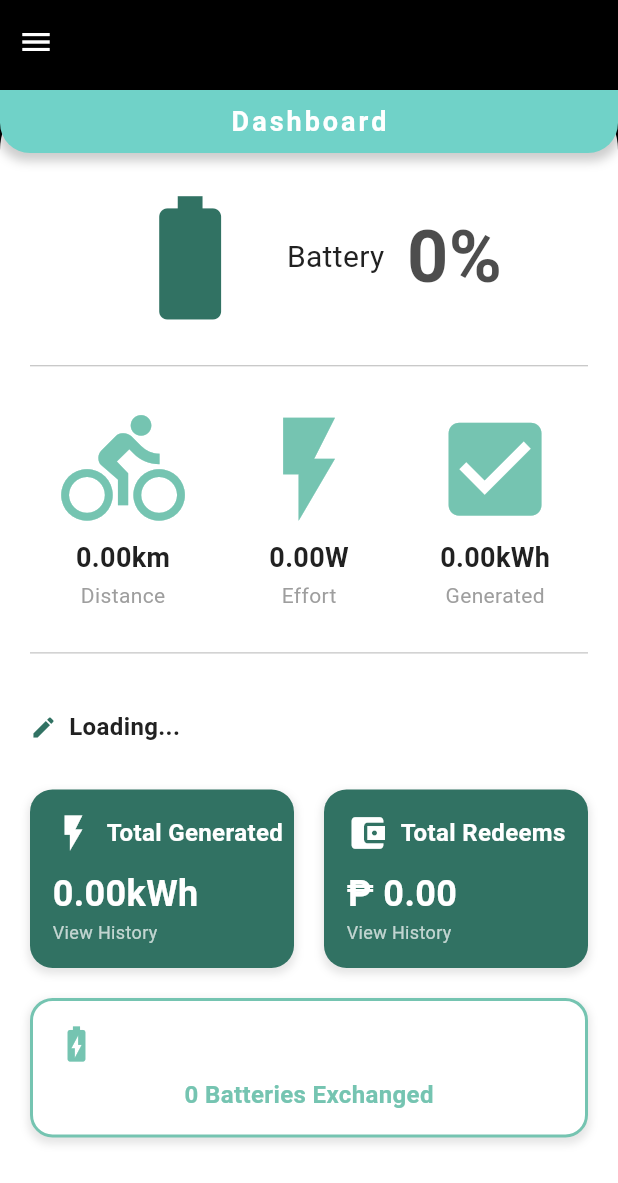
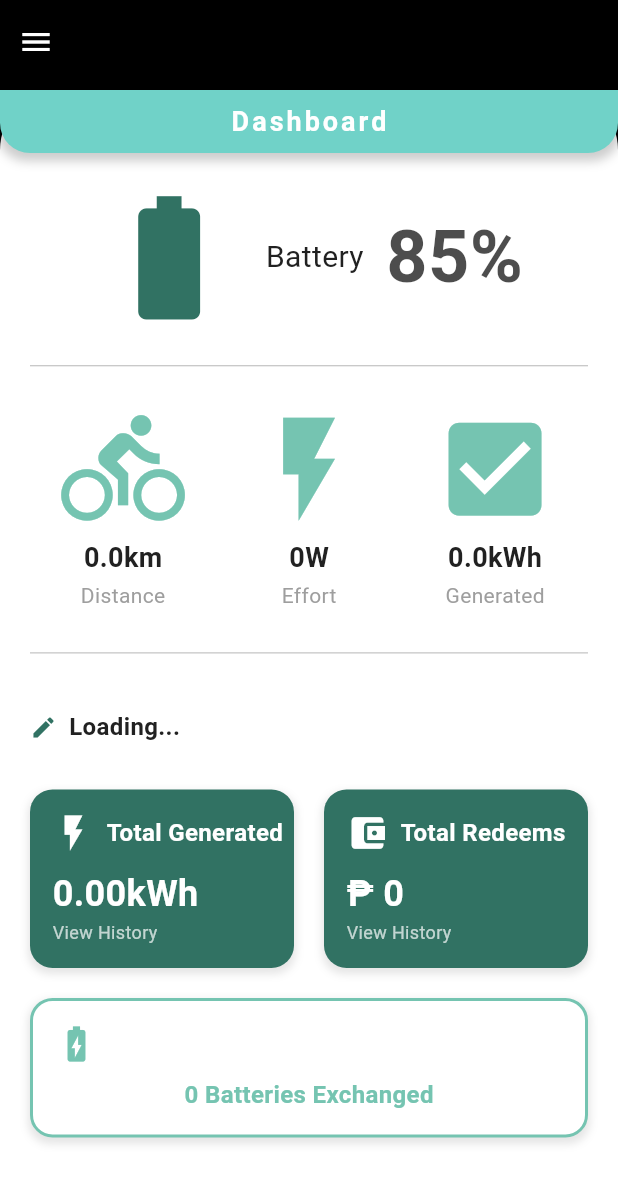
Before and after one commit to mayiecxz/lakbyke-app, a Flutter app: the DashboardScreen screen opened directly, on a phone screen of 412 x 824 dp. Shown: the top 1183 px of the screen. Run offline on Flutter 3.47's test engine with Material 3 defaults, Android fonts, the phone set to English and light mode, and no system bars; our stand-ins replace firebase_auth, firebase_core, firebase_database; accounts and stored records are empty; generated files the repository leaves out were written again.

Commit message:
revert "dash-connection"
This reverts commit bd5af6e28234f13ee2edd7c2849e314f705f2a6d.

```diff
--- a/lib/screens/dashboard/dashboard_screen.dart
+++ b/lib/screens/dashboard/dashboard_screen.dart
@@ -155,29 +155,11 @@ class _DashboardScreenState extends State<DashboardScreen> {
 
   // Widget for the main "DASHBOARD" title and green background curve is now in ScreenTitle component.
 
-  // Helper method to safely convert values to numeric types
-  double _getNumericValue(dynamic value) {
-    if (value == null) return 0.0;
-    if (value is num) return value.toDouble();
-    if (value is String) return double.tryParse(value) ?? 0.0;
-    return 0.0;
-  }
-
   // Widget for the Battery Status
   Widget _buildBatteryStatus() {
     // Battery = mountBatteryPercentage from deviceEnergyData
-    final batteryLevel = _dashboardData?['mountBatteryPercentage'];
-    int batteryPercent = 0;
-
-    if (batteryLevel != null) {
-      if (batteryLevel is int) {
-        batteryPercent = batteryLevel;
-      } else if (batteryLevel is num) {
-        batteryPercent = batteryLevel.toInt();
-      } else if (batteryLevel is String) {
-        batteryPercent = int.tryParse(batteryLevel) ?? 0;
-      }
-    }
+    final batteryLevel = _dashboardData?['mountBatteryPercentage'] ?? 85;
+    final batteryPercent = batteryLevel is int ? batteryLevel : (batteryLevel as num).toInt();
 
     return Row(
       mainAxisAlignment: MainAxisAlignment.center,
@@ -212,9 +194,9 @@ class _DashboardScreenState extends State<DashboardScreen> {
     // Distance = totalDistanceKm
     // Effort = powerGeneratedInWatts
     // Generated = totalKwh
-    final distance = _dashboardData?['totalDistanceKm'] ?? 0.0;
-    final effort = _dashboardData?['powerGeneratedInWatts'] ?? 0.0;
-    final generated = _dashboardData?['totalKwh'] ?? 0.0;
+    final distance = _dashboardData?['totalDistanceKm'] ?? 0.00;
+    final effort = _dashboardData?['powerGeneratedInWatts'] ?? 0.00;
+    final generated = _dashboardData?['totalKwh'] ?? 0.00;
 
     return Padding(
       padding: const EdgeInsets.symmetric(vertical: 20.0),
@@ -223,17 +205,17 @@ class _DashboardScreenState extends State<DashboardScreen> {
         children: [
           _MetricItem(
             icon: Icons.directions_bike,
-            value: _isLoading ? '...' : '${_getNumericValue(distance).toStringAsFixed(2)}km',
+            value: _isLoading ? '...' : '${(distance as num).toStringAsFixed(1)}km',
             label: 'Distance',
           ),
           _MetricItem(
             icon: Icons.flash_on,
-            value: _isLoading ? '...' : '${_getNumericValue(effort).toStringAsFixed(2)}W',
+            value: _isLoading ? '...' : '${(effort as num).toInt()}W',
             label: 'Effort',
           ),
           _MetricItem(
             icon: Icons.check_box,
-            value: _isLoading ? '...' : '${_getNumericValue(generated).toStringAsFixed(2)}kWh',
+            value: _isLoading ? '...' : '${(generated as num).toStringAsFixed(1)}kWh',
             label: 'Generated',
           ),
         ],
@@ -247,7 +229,7 @@ class _DashboardScreenState extends State<DashboardScreen> {
     final double buttonWidth = (MediaQuery.of(context).size.width - 40 - 20) / 2; // Screen width - padding - spacing
 
     final totalGenerated = _dashboardData?['totalGenerated'] ?? 0.0;
-    final totalRedeems = _dashboardData?['totalRedeems'] ?? 0.0;
+    final totalRedeems = _dashboardData?['totalRedeems'] ?? 0;
     final batteriesExchanged = _dashboardData?['batteriesExchanged'] ?? 0;
 
     return Column(
@@ -260,7 +242,7 @@ class _DashboardScreenState extends State<DashboardScreen> {
             _ActionButton(
               icon: Icons.flash_on,
               title: 'Total Generated',
-              value: _isLoading ? '...' : '${_getNumericValue(totalGenerated).toStringAsFixed(2)}kWh',
+              value: _isLoading ? '...' : '${(totalGenerated as num).toStringAsFixed(2)}kWh',
               color: AppColors.dashboardPrimary, // Dark Green
               width: buttonWidth,
             ),
@@ -268,7 +250,7 @@ class _DashboardScreenState extends State<DashboardScreen> {
             _ActionButton(
               icon: Icons.account_balance_wallet,
               title: 'Total Redeems',
-              value: _isLoading ? '...' : '₱ ${_getNumericValue(totalRedeems).toStringAsFixed(2)}',
+              value: _isLoading ? '...' : '₱ ${(totalRedeems as num).toInt()}',
               color: AppColors.dashboardPrimary, // Dark Green
               width: buttonWidth,
               isCurrency: true,
@@ -282,13 +264,12 @@ class _DashboardScreenState extends State<DashboardScreen> {
           icon: Icons.battery_charging_full,
           title: _isLoading
               ? 'Loading...'
-              : '${_getNumericValue(batteriesExchanged).toInt()} Batteries Exchanged',
+              : '${(batteriesExchanged as num).toInt()} Batteries Exchanged',
           value: '', // No value displayed below the title
           color: AppColors.dashboardAccent, // Light Green/Teal
           width: double.infinity,
           isFullWidth: true,
         ),
-
       ],
     );
   }
```
